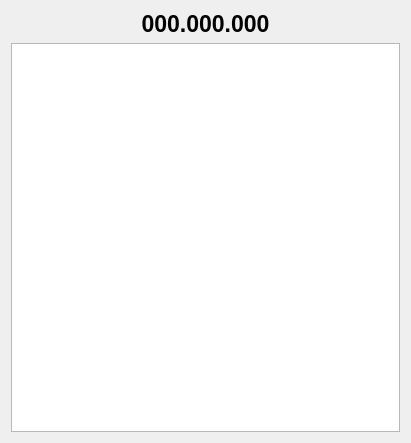
Above: mqt/MqtLogger/bandmapclientframe.ui from Rsclub22/Minos2-Mirror before the change. Below: the same form after it.
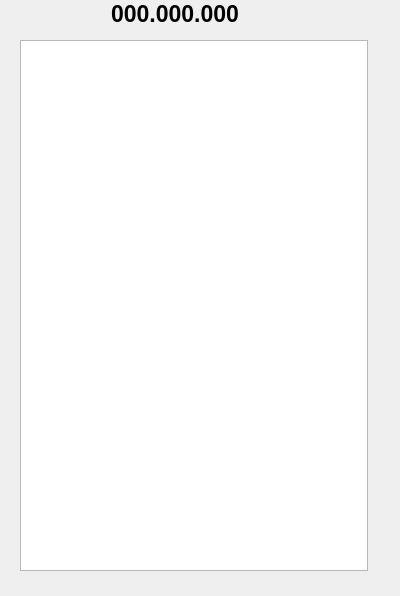
That is the form after the change.

Commit message: initial bandmap frame working

Patch:
```diff
--- a/mqt/MqtLogger/bandmapclientframe.ui
+++ b/mqt/MqtLogger/bandmapclientframe.ui
@@ -6,16 +6,32 @@
    <rect>
     <x>0</x>
     <y>0</y>
-    <width>411</width>
-    <height>443</height>
+    <width>400</width>
+    <height>596</height>
    </rect>
   </property>
   <property name="windowTitle">
    <string>Frame</string>
   </property>
-  <layout class="QVBoxLayout" name="verticalLayout">
-   <item>
+  <widget class="QGraphicsView" name="bandmapView">
+   <property name="geometry">
+    <rect>
+     <x>20</x>
+     <y>40</y>
+     <width>348</width>
+     <height>531</height>
+    </rect>
+   </property>
+  </widget>
     <widget class="QLabel" name="radioFreq">
+   <property name="geometry">
+    <rect>
+     <x>90</x>
+     <y>0</y>
+     <width>170</width>
+     <height>28</height>
+    </rect>
+   </property>
      <property name="font">
       <font>
        <pointsize>17</pointsize>
@@ -30,11 +46,6 @@
       <set>Qt::AlignCenter</set>
      </property>
     </widget>
-   </item>
-   <item>
-    <widget class="QGraphicsView" name="bandmapView"/>
-   </item>
-  </layout>
  </widget>
  <resources/>
  <connections/>
```
Lines whose indentation alone changed are shown as unchanged. The commit also changes 8 other files.
